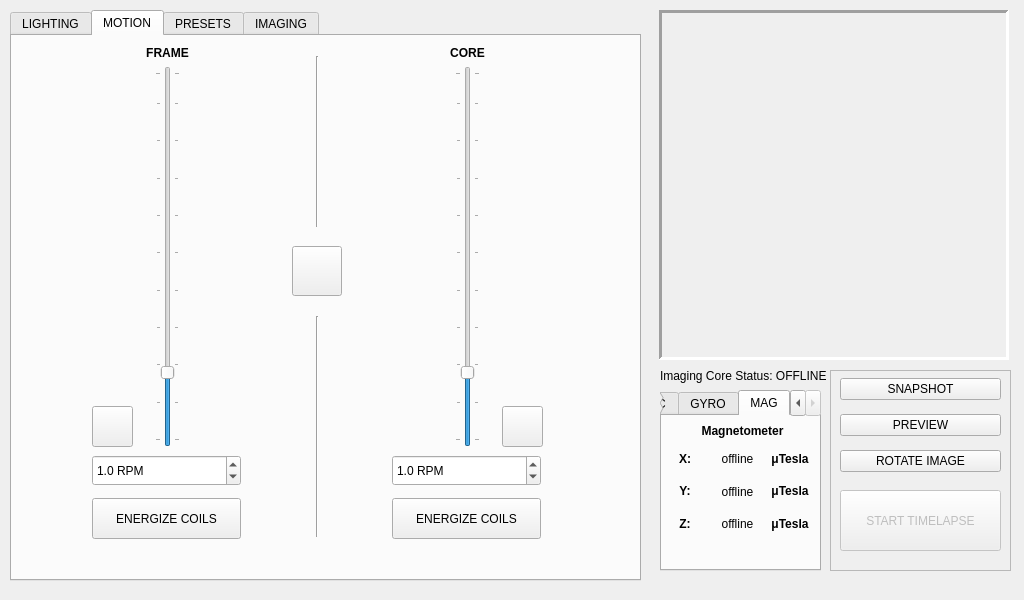
First picture: the form in _ui/Clinostat.ui, repository CoCl-Jerry/SciSpin_Max_Dev, before the edit.
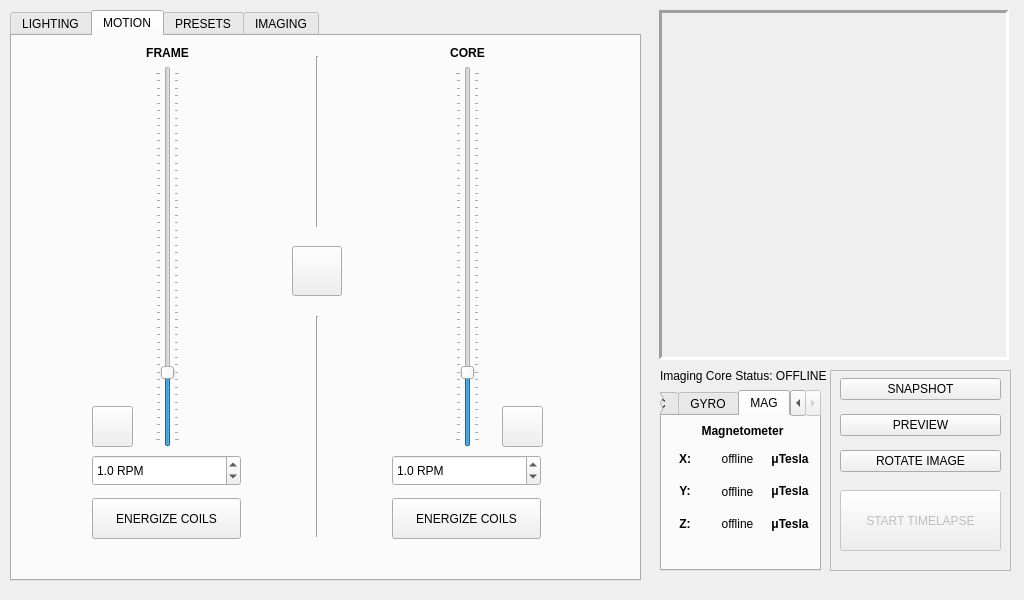
Second picture: the form after the edit. Icons and pictures are not drawn.

The edit to the form file:
```diff
--- a/_ui/Clinostat.ui
+++ b/_ui/Clinostat.ui
@@ -622,7 +622,7 @@
           <enum>QSlider::TicksBothSides</enum>
          </property>
          <property name="tickInterval">
-          <number>5</number>
+          <number>1</number>
          </property>
         </widget>
        </item>
@@ -666,7 +666,7 @@
           <enum>QSlider::TicksBothSides</enum>
          </property>
          <property name="tickInterval">
-          <number>5</number>
+          <number>1</number>
          </property>
         </widget>
        </item>
```
